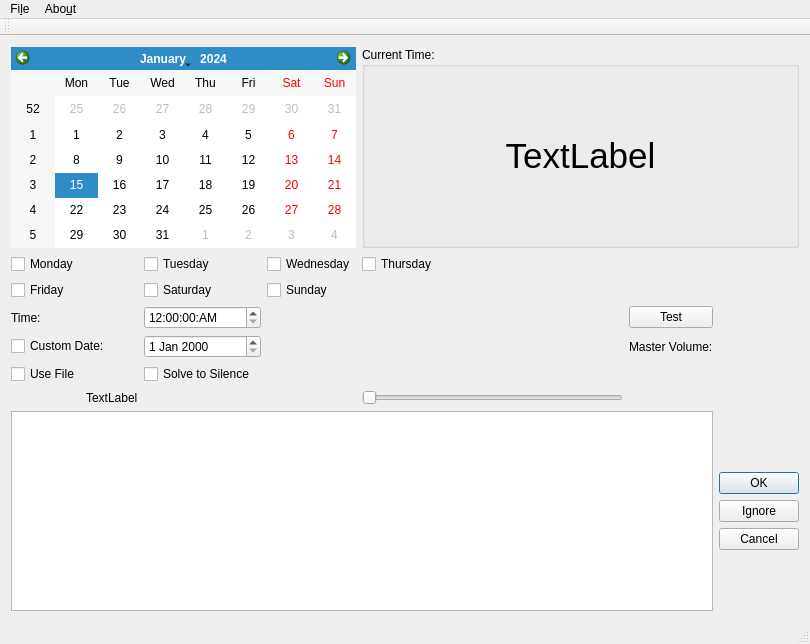
Above: untitled1/mainwindow.ui from Gerodotry/QTTimerEtc before the change. Below: the same form after it.
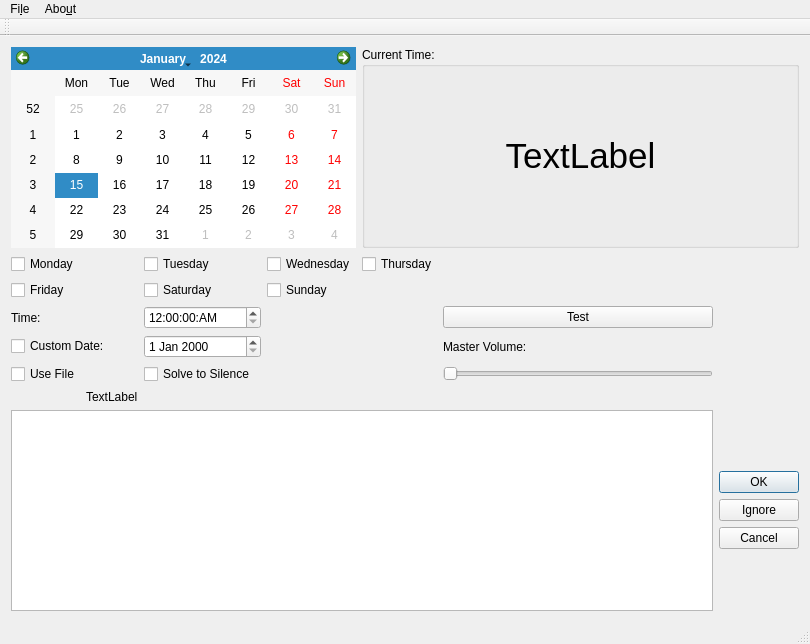
That is the form after the change. Icons and pictures are not drawn.

```diff
--- a/untitled1/mainwindow.ui
+++ b/untitled1/mainwindow.ui
@@ -209,7 +209,7 @@
       </property>
      </widget>
     </item>
-    <item row="6" column="6">
+    <item row="5" column="7">
      <widget class="QSlider" name="VolumeSlider">
       <property name="orientation">
        <enum>Qt::Horizontal</enum>
```
Left out of the diff: 8 changed lines with no effect on the pictures.
